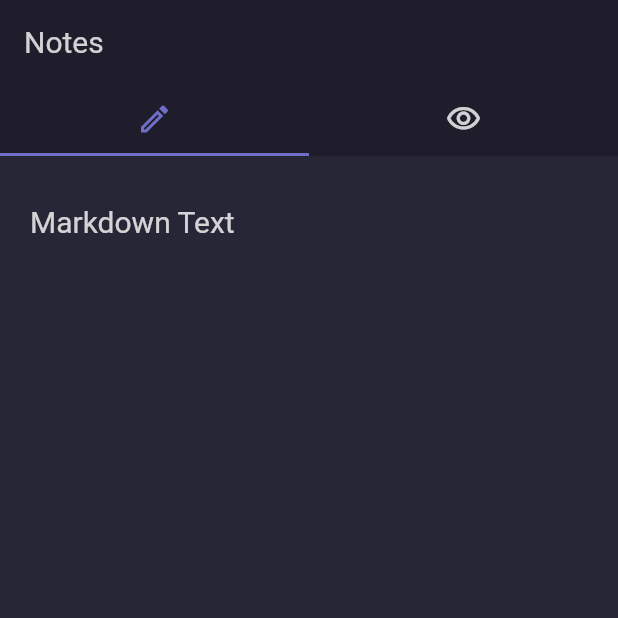
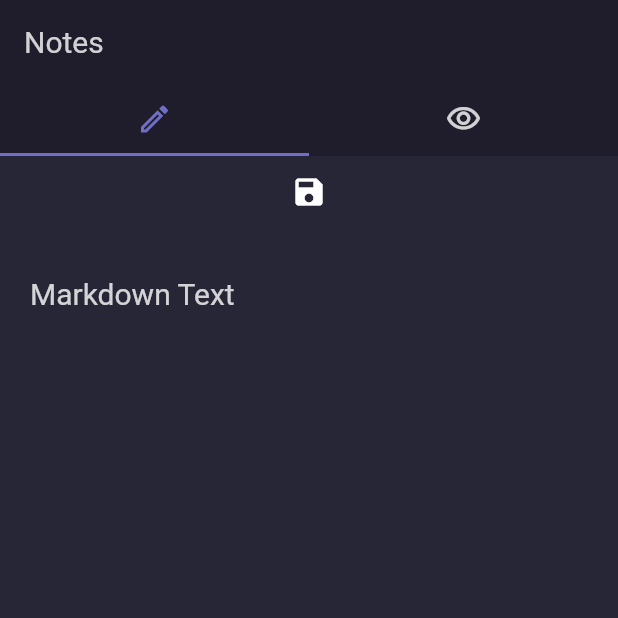
Before and after one commit to octoi/daily-notes, a Flutter app: the screen it shows after launch, on a phone screen of 412 x 824 dp, the top half of it. Run offline on Flutter 3.47's test engine with Material 2 defaults, Android fonts, the phone set to English and light mode, and no system bars; our stand-ins replace flutter_markdown, permission_handler.

Commit message:
sample save text

```diff
--- a/app/lib/widgets/app_tab_bar_view.dart
+++ b/app/lib/widgets/app_tab_bar_view.dart
@@ -1,4 +1,5 @@
 import 'package:app/utils/contants.dart';
+import 'package:app/utils/save_file.dart';
 import 'package:flutter/material.dart';
 import 'package:flutter_markdown/flutter_markdown.dart';
 
@@ -12,6 +13,10 @@ class AppTabBarView extends StatefulWidget {
 class _AppTabBarViewState extends State<AppTabBarView> {
   String markdown = '';
 
+  void saveMardown() async {
+    await saveFile("sample", markdown);
+  }
+
   @override
   Widget build(BuildContext context) {
     return TabBarView(
@@ -19,6 +24,7 @@ class _AppTabBarViewState extends State<AppTabBarView> {
         SingleChildScrollView(
           child: Column(
             children: [
+              IconButton(onPressed: saveMardown, icon: Icon(Icons.save)),
               Container(
                 margin: EdgeInsets.all(20.0),
                 child: TextField(
@@ -43,15 +49,21 @@ class _AppTabBarViewState extends State<AppTabBarView> {
           ),
         ),
         SingleChildScrollView(
-          child: Container(
+          child: Column(
+            crossAxisAlignment: CrossAxisAlignment.start,
+            children: [
+              Container(
                 margin: EdgeInsets.all(20.0),
                 child: MarkdownBody(
-              data:
-                  markdown.length == 0 ? '# Nothing to render 🤷‍♂️' : markdown,
+                  data: markdown.length == 0
+                      ? '# Nothing to render 🤷‍♂️'
+                      : markdown,
                   selectable: true,
                   styleSheetTheme: MarkdownStyleSheetBaseTheme.cupertino,
                   styleSheet: MarkdownStyleSheet.fromTheme(Theme.of(context)),
                 ),
+              ),
+            ],
           ),
         ),
       ],
```
Lines whose indentation alone changed are shown as unchanged.
